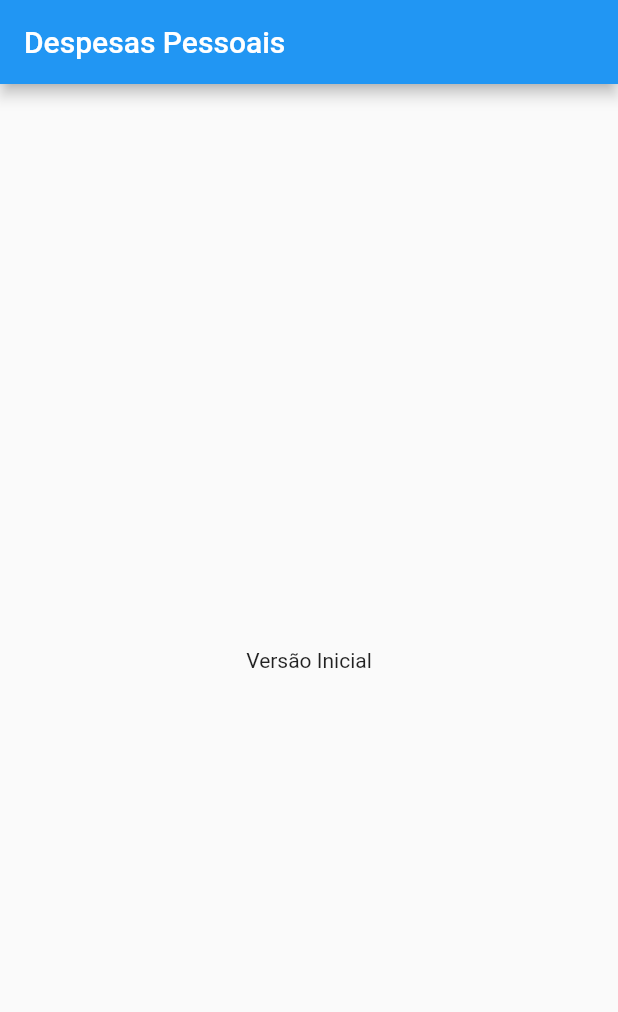
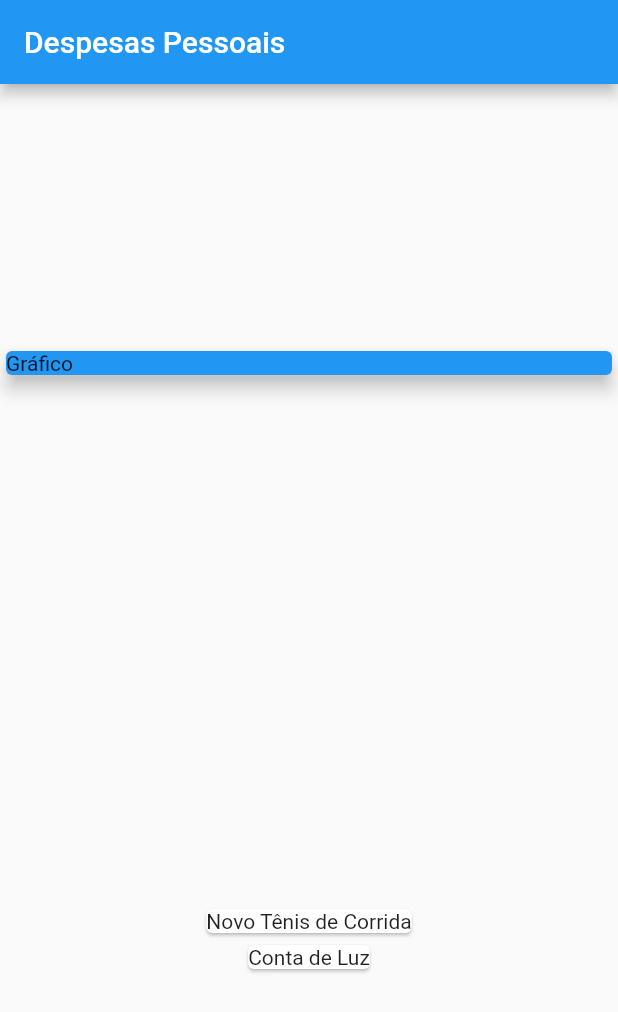
Before and after one commit to LeonardoCG12/Expenses, a Flutter app: the screen it shows after launch, on a phone screen of 412 x 824 dp. Shown: the top 1012 px of the screen. Run offline on Flutter 3.47's test engine with Material 2 defaults, Android fonts, the phone set to English and light mode, and no system bars.

Commit message:
Adicionado função para transações

```diff
--- a/lib/main.dart
+++ b/lib/main.dart
@@ -1,3 +1,4 @@
+import 'package:expenses/models/transaction.dart';
 import 'package:flutter/material.dart';
 
 void main() {
@@ -9,14 +10,30 @@ class MyApp extends StatelessWidget {
 
   @override
   Widget build(BuildContext context) {
-    return const MaterialApp(
+    return MaterialApp(
+      debugShowCheckedModeBanner: false,
       home: MyHomePage(),
     );
   }
 }
 
 class MyHomePage extends StatelessWidget {
-  const MyHomePage({Key? key}) : super(key: key);
+  final _transactions = [
+    Transaction(
+      id: 't1',
+      title: 'Novo Tênis de Corrida',
+      value: 310.76,
+      date: DateTime.now(),
+    ),
+    Transaction(
+      id: 't2',
+      title: 'Conta de Luz',
+      value: 211.30,
+      date: DateTime.now(),
+    ),
+  ];
+
+  MyHomePage({Key? key}) : super(key: key);
 
   @override
   Widget build(BuildContext context) {
@@ -24,8 +41,26 @@ class MyHomePage extends StatelessWidget {
       appBar: AppBar(
         title: const Text('Despesas Pessoais'),
       ),
-      body: const Center(
-        child: Text('Versão Inicial'),
+      body: Column(
+        mainAxisAlignment: MainAxisAlignment.spaceAround,
+        crossAxisAlignment: CrossAxisAlignment.stretch,
+        children: [
+          SizedBox(
+            width: MediaQuery.of(context).size.width,
+            child: const Card(
+              color: Colors.blue,
+              child: Text('Gráfico'),
+              elevation: 5,
+            ),
+          ),
+          Column(
+            children: _transactions.map((tr) {
+              return Card(
+                child: Text(tr.title),
+              );
+            }).toList(),
+          ),
+        ],
       ),
     );
   }
--- /dev/null
+++ b/lib/models/transaction.dart
@@ -0,0 +1,13 @@
+class Transaction {
+  final String id;
+  final String title;
+  final double value;
+  final DateTime date;
+
+  Transaction({
+    required this.id,
+    required this.title,
+    required this.value,
+    required this.date,
+  });
+}
```
